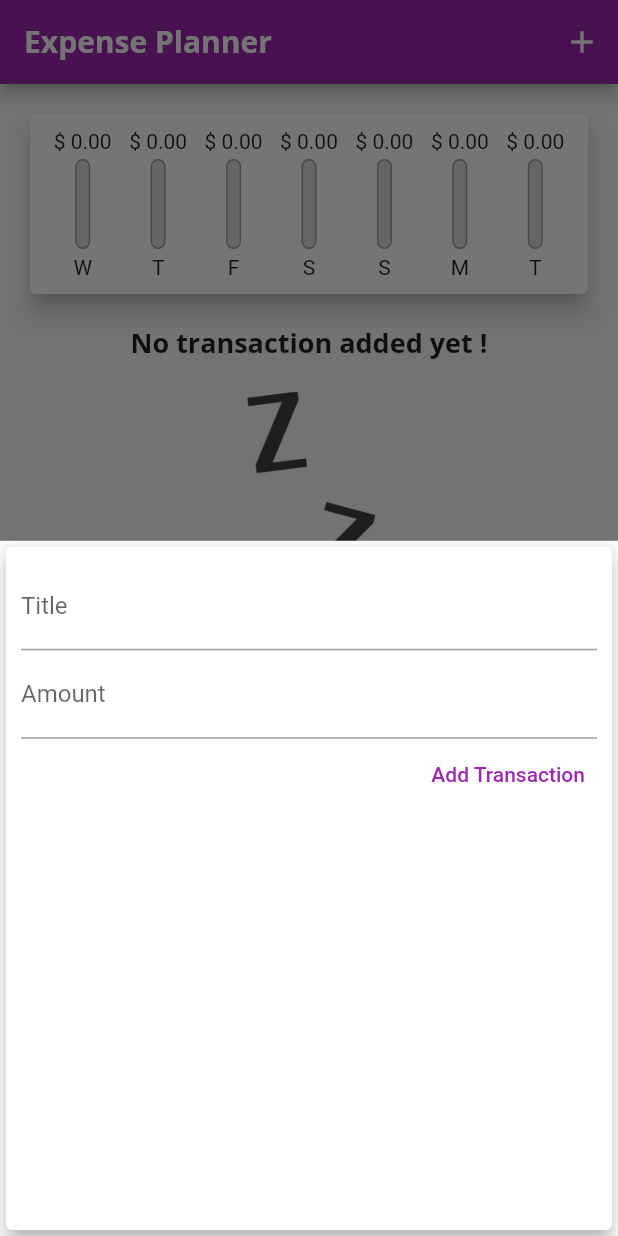
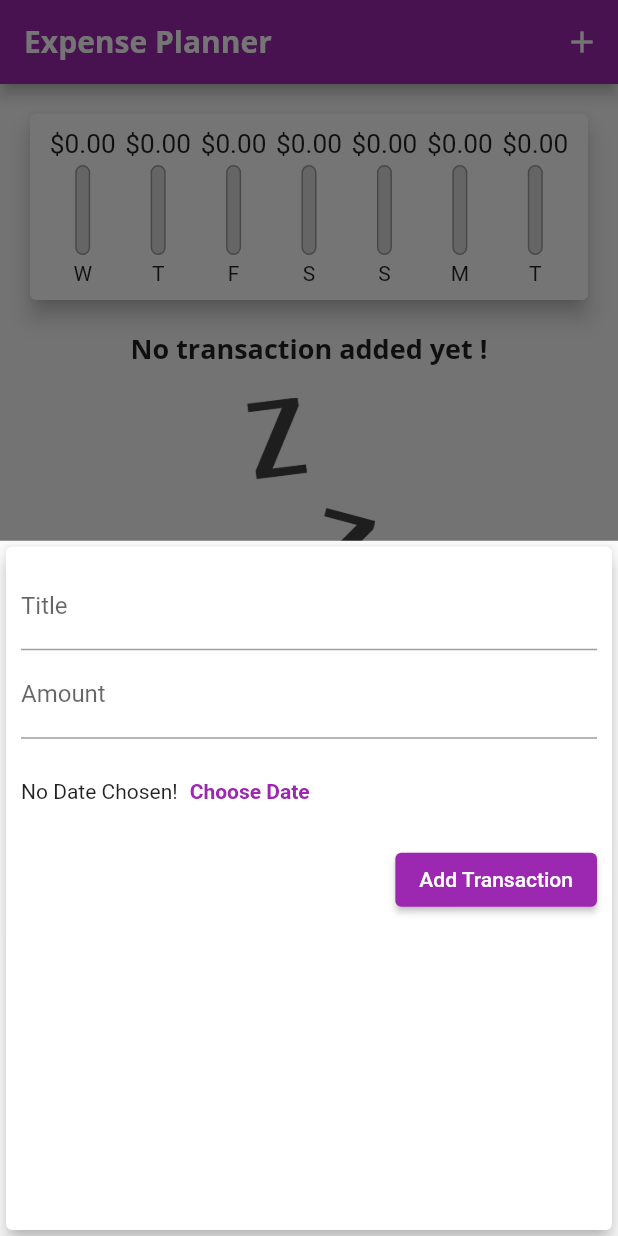
Before and after one commit to kheldar666/flutter-course, a Flutter app: the screen it shows after launch, after a tap on the "add" icon, on a phone screen of 412 x 824 dp. Run offline on Flutter 3.47's test engine with Material 2 defaults, Android fonts, the phone set to English and light mode, and no system bars; our stand-ins replace animated_text_kit, audioplayers, cloud_firestore, firebase_auth, firebase_core, flutter_dotenv and 4 more; accounts and stored records are empty.

Commit message:
Adding DatePicker

```diff
--- a/Expense Planner/expense_planner/lib/widgets/chart_bar.dart
+++ b/Expense Planner/expense_planner/lib/widgets/chart_bar.dart
@@ -15,8 +15,11 @@ class ChartBar extends StatelessWidget {
   @override
   Widget build(BuildContext context) {
     return Column(children: [
-      FittedBox(
-        child: Text('\$ ${spendingAmount.toStringAsFixed(2)}'),
+      SizedBox(
+        height: 20,
+        child: FittedBox(
+          child: Text('\$${spendingAmount.toStringAsFixed(2)}'),
+        ),
       ),
       const SizedBox(
         height: 4,
--- a/Expense Planner/expense_planner/lib/widgets/transaction_chart.dart
+++ b/Expense Planner/expense_planner/lib/widgets/transaction_chart.dart
@@ -17,7 +17,7 @@ class TransactionChart extends StatelessWidget {
 
   List<Map<String, Object>> get groupedTransactionValues {
     return List.generate(7, (index) {
-      final weekDay = DateTime.now().subtract(Duration(days: 6 - index));
+      final weekDay = DateTime.now().subtract(Duration(days: index));
       double totalSum = 0;
       for (var transaction in recentTransactions) {
         if (transaction.date.day == weekDay.day &&
@@ -31,7 +31,7 @@ class TransactionChart extends StatelessWidget {
         'day': DateFormat.E().format(weekDay).substring(0, 1),
         'amount': totalSum
       };
-    });
+    }).reversed.toList();
   }
 
   @override
--- a/Expense Planner/expense_planner/lib/widgets/transaction_form.dart
+++ b/Expense Planner/expense_planner/lib/widgets/transaction_form.dart
@@ -1,4 +1,5 @@
 import 'package:flutter/material.dart';
+import 'package:intl/intl.dart';
 
 class TransactionForm extends StatefulWidget {
   final Function(String, double) callback;
@@ -13,13 +14,31 @@ class TransactionForm extends StatefulWidget {
 }
 
 class _TransactionFormState extends State<TransactionForm> {
-  final titleController = TextEditingController();
+  final _titleController = TextEditingController();
 
-  final amountController = TextEditingController();
+  final _amountController = TextEditingController();
+
+  DateTime? _txDate;
+
+  void _showDatePicker() {
+    var _today = DateTime.now();
+    showDatePicker(
+      context: context,
+      initialDate: _today,
+      firstDate: DateTime(_today.year),
+      lastDate: _today,
+    ).then((pickedDate) {
+      if (pickedDate != null) {
+        setState(() {
+          _txDate = pickedDate;
+        });
+      }
+    });
+  }
 
   void _submitNewTx() {
-    final enteredTitle = titleController.text;
-    final enteredAmount = amountController.text;
+    final enteredTitle = _titleController.text;
+    final enteredAmount = _amountController.text;
 
     //Basic validation
     if (enteredTitle.isEmpty || enteredAmount.isEmpty) {
@@ -28,7 +47,6 @@ class _TransactionFormState extends State<TransactionForm> {
 
     try {
       widget.callback(enteredTitle, double.parse(enteredAmount));
-
       Navigator.of(context).pop();
     } on Exception catch (_) {
       return;
@@ -46,21 +64,39 @@ class _TransactionFormState extends State<TransactionForm> {
           children: [
             TextField(
               decoration: const InputDecoration(labelText: 'Title'),
-              controller: titleController,
+              controller: _titleController,
               onSubmitted: (_) => //Use '_' to say we don't use the argument
                   _submitNewTx(), // must call the real function, not the pointer
             ),
             TextField(
               decoration: const InputDecoration(labelText: 'Amount'),
-              controller: amountController,
+              controller: _amountController,
               keyboardType:
                   const TextInputType.numberWithOptions(decimal: true),
               onSubmitted: (_) => //Use '_' to say we don't use the argument
                   _submitNewTx(), // must call the real function, not the pointer
             ),
-            TextButton(
+            SizedBox(
+              height: 70,
+              child: Row(children: [
+                Text(_txDate == null
+                    ? 'No Date Chosen!'
+                    : DateFormat.yMMMd().format(_txDate ?? DateTime.now())),
+                TextButton(
+                  onPressed: _showDatePicker,
+                  child: const Text('Choose Date'),
+                  style: TextButton.styleFrom(
+                    primary: Theme.of(context).primaryColor,
+                    textStyle: const TextStyle(fontWeight: FontWeight.bold),
+                  ),
+                )
+              ]),
+            ),
+            ElevatedButton(
               child: const Text('Add Transaction'),
-              style: TextButton.styleFrom(primary: Colors.purple),
+              style: ElevatedButton.styleFrom(
+                primary: Theme.of(context).primaryColor,
+              ),
               onPressed: _submitNewTx,
             )
           ],
```
Also changed, not shown: Expense Planner/expense_planner/lib/widgets/transaction_list.dart (+15 -39 lines).
